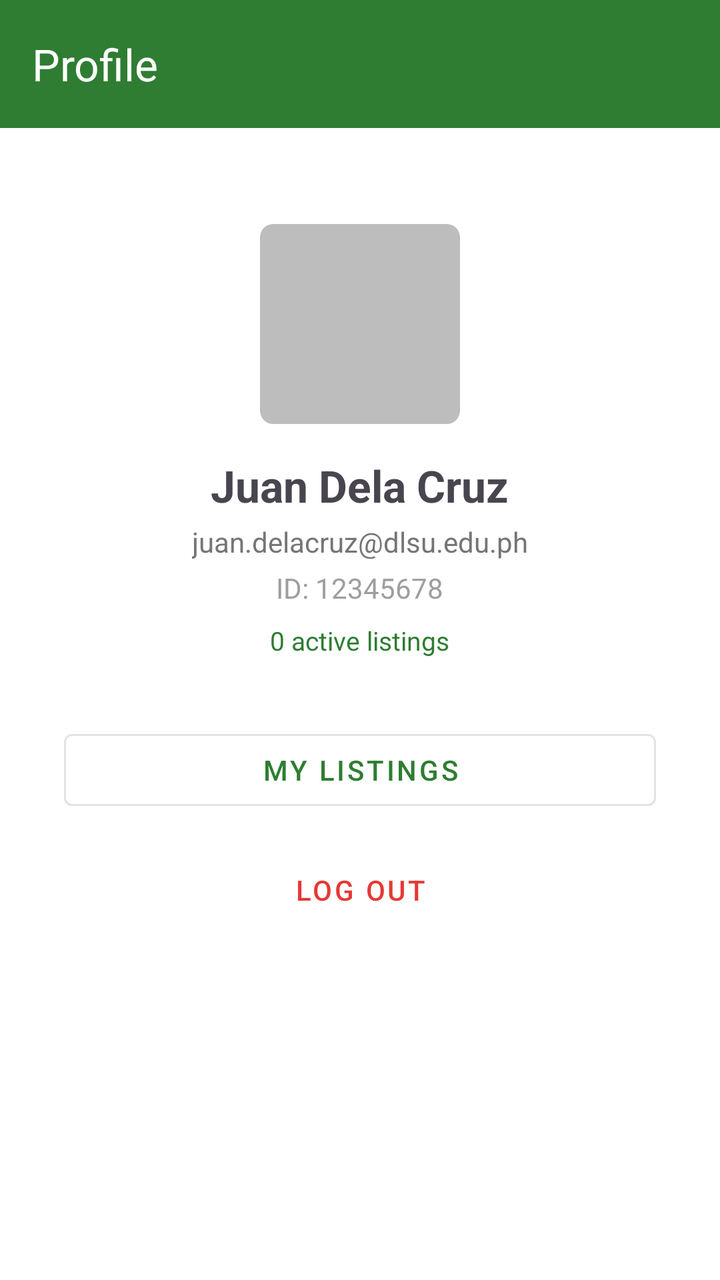
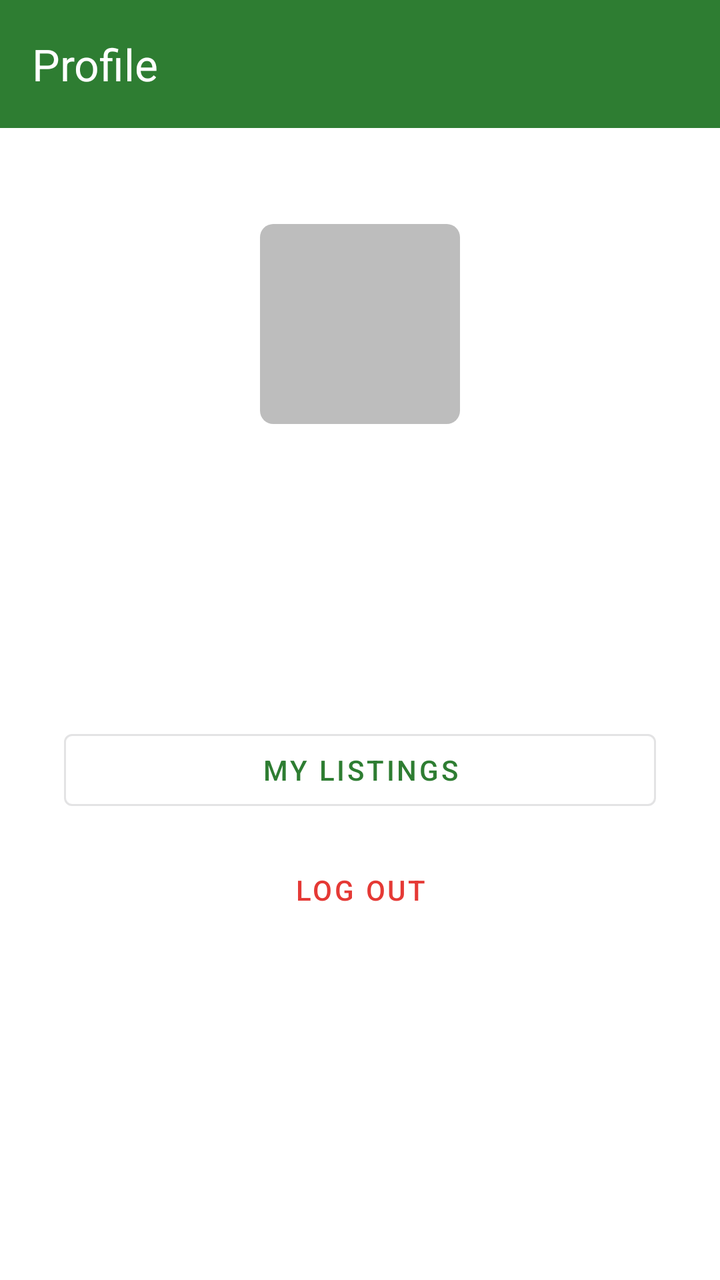

Before-and-after screenshots of an Android layout around one commit, followed by the original layout XML and the change that was made.
<!-- AndroidManifest.xml: application theme Theme.ArcherFind -->
<!-- res/layout/fragment_profile.xml -->
<?xml version="1.0" encoding="utf-8"?>
<LinearLayout
    xmlns:android="http://schemas.android.com/apk/res/android"
    xmlns:app="http://schemas.android.com/apk/res-auto"
    android:layout_width="match_parent"
    android:layout_height="match_parent"
    android:orientation="vertical"
    android:background="@color/white">

    <com.google.android.material.appbar.MaterialToolbar
        android:id="@+id/toolbar_profile"
        android:layout_width="match_parent"
        android:layout_height="wrap_content"
        app:title="Profile"
        android:background="@color/green_primary"
        app:titleTextColor="@color/white" />

    <LinearLayout
        android:layout_width="match_parent"
        android:layout_height="wrap_content"
        android:orientation="vertical"
        android:gravity="center_horizontal"
        android:padding="32dp">

        
        <ImageView
            android:layout_width="100dp"
            android:layout_height="100dp"
            android:src="@drawable/placeholder_image"
            android:contentDescription="Profile photo"
            android:layout_marginTop="16dp" />

        <TextView
            android:id="@+id/tv_profile_name"
            android:layout_width="wrap_content"
            android:layout_height="wrap_content"
            android:text="Juan Dela Cruz"
            android:textSize="22sp"
            android:textStyle="bold"
            android:layout_marginTop="16dp" />

        <TextView
            android:id="@+id/tv_profile_email"
            android:layout_width="wrap_content"
            android:layout_height="wrap_content"
            android:text="juan.delacruz@dlsu.edu.ph"
            android:textSize="14sp"
            android:textColor="#757575"
            android:layout_marginTop="4dp" />

        <TextView
            android:id="@+id/tv_profile_id"
            android:layout_width="wrap_content"
            android:layout_height="wrap_content"
            android:text="ID: 12345678"
            android:textSize="14sp"
            android:textColor="#9E9E9E"
            android:layout_marginTop="4dp" />

        <TextView
            android:id="@+id/tv_profile_listing_count"
            android:layout_width="wrap_content"
            android:layout_height="wrap_content"
            android:text="0 active listings"
            android:textSize="13sp"
            android:textColor="@color/green_primary"
            android:layout_marginTop="8dp" />
    </LinearLayout>

    <com.google.android.material.button.MaterialButton
        android:id="@+id/btn_my_listings"
        android:layout_width="match_parent"
        android:layout_height="wrap_content"
        android:layout_marginHorizontal="32dp"
        android:text="My Listings"
        style="@style/Widget.MaterialComponents.Button.OutlinedButton" />

    <com.google.android.material.button.MaterialButton
        android:id="@+id/btn_logout"
        android:layout_width="match_parent"
        android:layout_height="wrap_content"
        android:layout_marginHorizontal="32dp"
        android:layout_marginTop="12dp"
        android:text="Log Out"
        android:textColor="@color/badge_lost"
        style="@style/Widget.MaterialComponents.Button.TextButton" />

</LinearLayout>
<!-- resources referenced by this layout -->
<resources>
  <color name="badge_lost">#E53935</color>
  <color name="green_primary">#2E7D32</color>
  <color name="white">#FFFFFF</color>
  <!-- drawable placeholder_image (drawable) -->
  <?xml version="1.0" encoding="utf-8"?>
  <shape xmlns:android="http://schemas.android.com/apk/res/android"
      android:shape="rectangle">
      <solid android:color="@color/placeholder_bg" />
      <size android:width="120dp" android:height="120dp" />
      <corners android:radius="8dp" />
  </shape>
  <style name="Theme.ArcherFind" parent="Theme.Material3.Light.NoActionBar">
          <item name="colorPrimary">@color/green_primary</item>
          <item name="colorPrimaryDark">@color/green_primary_dark</item>
          <item name="colorAccent">@color/green_accent</item>
      </style>
  <color name="placeholder_bg">#BDBDBD</color>
  <color name="green_primary_dark">#1B5E20</color>
  <color name="green_accent">#66BB6A</color>
</resources>

<!-- the commit's change to res/layout/fragment_profile.xml (unified diff, before → after) -->
@@ -34,7 +34,7 @@
             android:id="@+id/tv_profile_name"
             android:layout_width="wrap_content"
             android:layout_height="wrap_content"
-            android:text="Juan Dela Cruz"
+            android:text=""
             android:textSize="22sp"
             android:textStyle="bold"
             android:layout_marginTop="16dp" />
@@ -43,7 +43,7 @@
             android:id="@+id/tv_profile_email"
             android:layout_width="wrap_content"
             android:layout_height="wrap_content"
-            android:text="juan.delacruz@dlsu.edu.ph"
+            android:text=""
             android:textSize="14sp"
             android:textColor="#757575"
             android:layout_marginTop="4dp" />
@@ -52,7 +52,7 @@
             android:id="@+id/tv_profile_id"
             android:layout_width="wrap_content"
             android:layout_height="wrap_content"
-            android:text="ID: 12345678"
+            android:text=""
             android:textSize="14sp"
             android:textColor="#9E9E9E"
             android:layout_marginTop="4dp" />
@@ -61,7 +61,7 @@
             android:id="@+id/tv_profile_listing_count"
             android:layout_width="wrap_content"
             android:layout_height="wrap_content"
-            android:text="0 active listings"
+            android:text=""
             android:textSize="13sp"
             android:textColor="@color/green_primary"
             android:layout_marginTop="8dp" />
